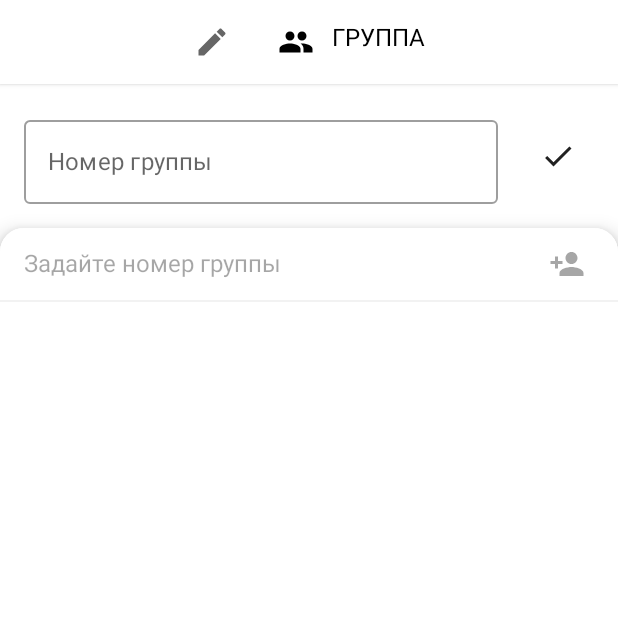
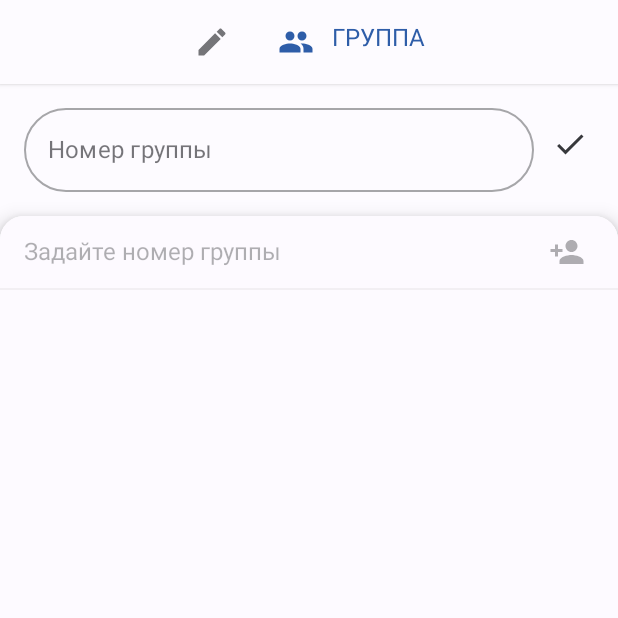
Before and after one commit to joyzem/Elder, an Android app built with Jetpack Compose: the screen it shows after launch (MainActivity), tab 2 chosen, on a phone screen of 412 x 824 dp, the top half of it. Run offline under Robolectric (Android 15) with nearby library versions, the phone set to English and light mode, and no system bars; our stand-ins replace Room's generated code, accompanist.

Commit message:
Theming is done

```diff
--- a/app/build.gradle
+++ b/app/build.gradle
@@ -80,6 +80,7 @@ dependencies {
     implementation "androidx.navigation:navigation-compose:2.4.1"
     implementation "androidx.compose.material:material-icons-core:$compose_version"
     implementation "androidx.compose.material:material-icons-extended:$compose_version"
+    implementation "com.google.accompanist:accompanist-systemuicontroller:0.23.1"
 
     // Kotlin components
     api "org.jetbrains.kotlinx:kotlinx-coroutines-core:$rootProject.coroutines"
--- a/app/src/main/java/com/example/elder/MainActivity.kt
+++ b/app/src/main/java/com/example/elder/MainActivity.kt
@@ -5,10 +5,12 @@ import android.os.Bundle
 import androidx.activity.ComponentActivity
 import androidx.activity.compose.setContent
 import androidx.activity.viewModels
+import androidx.compose.foundation.isSystemInDarkTheme
 import androidx.compose.foundation.layout.*
 import androidx.compose.material.*
 import androidx.compose.runtime.*
 import androidx.compose.ui.Modifier
+import androidx.compose.ui.graphics.Color
 import androidx.compose.ui.unit.dp
 import com.example.elder.base.ElderTabRow
 import com.example.elder.domain.ElderScreen
@@ -21,7 +23,10 @@ import com.example.elder.ui.screens.report.ReportBackLayer
 import com.example.elder.ui.screens.report.ReportFrontLayer
 import com.example.elder.ui.screens.report.ReportViewModel
 import com.example.elder.ui.screens.report.ReportViewModelFactory
+import com.example.elder.ui.theme.DarkThemeColors
 import com.example.elder.ui.theme.ElderTheme
+import com.example.elder.ui.theme.LightThemeColors
+import com.google.accompanist.systemuicontroller.rememberSystemUiController
 
 class MainActivity : ComponentActivity() {
 
@@ -76,6 +81,15 @@ fun ElderApp(
     ElderTheme {
         var currentScreen by remember { mutableStateOf(ElderScreen.Report) }
         val backdropScaffoldState = rememberBackdropScaffoldState(initialValue = BackdropValue.Revealed)
+        val systemUiController = rememberSystemUiController()
+        val isDarkTheme = isSystemInDarkTheme()
+
+        SideEffect {
+            systemUiController.setStatusBarColor(
+                color = if (!isDarkTheme) LightThemeColors.background else DarkThemeColors.surface,
+                darkIcons = !isDarkTheme
+            )
+        }
         BackdropScaffold(
             scaffoldState = backdropScaffoldState,
             appBar = {
@@ -91,7 +105,7 @@ fun ElderApp(
                 when (currentScreen) {
                     ElderScreen.Report -> {
                         ReportBackLayer(
-                            modifier = Modifier.padding(16.dp),
+                            modifier = Modifier.padding(horizontal = 16.dp, vertical = 16.dp),
                             reportViewModel = reportViewModel,
                             selectMode = reportViewModel.selectMode,
                             onSelectModeChanged = reportViewModel::onSelectModeChanged
@@ -100,11 +114,10 @@ fun ElderApp(
                     ElderScreen.Manage -> {
                         ManageBackLayer(
                             manageViewModel = manageViewModel,
-                            modifier = Modifier.padding(16.dp)
+                            modifier = Modifier.padding(start = 16.dp, end = 8.dp, top = 8.dp, bottom = 16.dp)
                         )
                     }
                 }
-
             },
             frontLayerContent = {
                 when (currentScreen) {
--- a/app/src/main/java/com/example/elder/ui/components/TabRow.kt
+++ b/app/src/main/java/com/example/elder/ui/components/TabRow.kt
@@ -28,11 +28,17 @@ fun ElderTabRow(
     onTabSelected: (ElderScreen) -> Unit,
     currentScreen: ElderScreen
 ) {
-    TopAppBar(elevation = 2.dp) {
+    TopAppBar(
+        elevation = 2.dp,
+        backgroundColor = MaterialTheme.colors.surface,
+        contentColor = MaterialTheme.colors.onSurface
+    ) {
         Row(
             Modifier
                 .selectableGroup()
-                .fillMaxWidth(), Arrangement.Center) {
+                .fillMaxWidth(),
+            Arrangement.Center
+        ) {
             allScreens.forEach { screen ->
                 ElderTab(
                     text = screen.title,
@@ -59,7 +65,7 @@ fun ElderTab(text: String, icon: ImageVector, onSelected: () -> Unit, selected:
         )
     }
     val tabTintColor by animateColorAsState(
-        targetValue = if (selected) color else color.copy(alpha = InactiveTabOpacity),
+        targetValue = if (selected) MaterialTheme.colors.primary else color.copy(alpha = InactiveTabOpacity),
         animationSpec = animSpec
     )
     Row(
--- a/app/src/main/java/com/example/elder/ui/screens/manage/ManageScreen.kt
+++ b/app/src/main/java/com/example/elder/ui/screens/manage/ManageScreen.kt
@@ -5,6 +5,7 @@ import android.widget.Toast
 import androidx.compose.foundation.layout.*
 import androidx.compose.foundation.lazy.LazyColumn
 import androidx.compose.foundation.lazy.items
+import androidx.compose.foundation.shape.CircleShape
 import androidx.compose.material.*
 import androidx.compose.runtime.*
 import androidx.compose.ui.Alignment
@@ -57,6 +58,7 @@ fun ManageBackLayer(modifier: Modifier = Modifier, manageViewModel: ManageViewMo
         val context = LocalContext.current
         var isInputIncorrect by remember { mutableStateOf(false) }
         OutlinedTextField(
+            shape = CircleShape,
             value = groupName,
             onValueChange = {
                 groupName = it
@@ -64,10 +66,8 @@ fun ManageBackLayer(modifier: Modifier = Modifier, manageViewModel: ManageViewMo
             },
             label = { Text(text = "Номер группы") },
             modifier = Modifier.weight(1f),
-            isError = isInputIncorrect,
-            colors = getOutlinedTextFieldColors()
+            isError = isInputIncorrect
         )
-        Spacer(modifier = Modifier.width(16.dp))
         IconButton(
             onClick = {
                 if (groupName.isEmpty()) {
@@ -124,13 +124,14 @@ fun AddStudentDialog(
             Surface(
                 modifier = Modifier.padding(16.dp),
                 color = MaterialTheme.colors.surface,
-                shape = MaterialTheme.shapes.small
+                shape = MaterialTheme.shapes.medium
             ) {
                 Column(
                     modifier = Modifier.padding(16.dp),
                     horizontalAlignment = Alignment.CenterHorizontally
                 ) {
                     OutlinedTextField(
+                        shape = CircleShape,
                         value = studentName,
                         onValueChange = {
                             studentName = it
@@ -138,7 +139,6 @@ fun AddStudentDialog(
                         },
                         label = { Text("Фамилия студента") },
                         isError = isError,
-                        colors = getOutlinedTextFieldColors(),
                         modifier = Modifier.fillMaxWidth()
                     )
                     Spacer(modifier = Modifier.height(8.dp))
@@ -151,7 +151,8 @@ fun AddStudentDialog(
                                 makeToast(context, "$studentName добавлен(а)")
                                 studentName = ""
                             }
-                        }
+                        },
+                        shape = CircleShape
                     ) {
                         Text(text = "Добавить")
                     }
@@ -189,11 +190,3 @@ fun ManageableStudentRow(
         }
     }
 }
-
-@Composable
-private fun getOutlinedTextFieldColors() = TextFieldDefaults.outlinedTextFieldColors(
-    textColor = MaterialTheme.colors.onSurface,
-    cursorColor = MaterialTheme.colors.onSurface,
-    focusedBorderColor = MaterialTheme.colors.onSurface.copy(alpha = ContentAlpha.disabled),
-    focusedLabelColor = MaterialTheme.colors.onSurface.copy(ContentAlpha.medium)
-)
--- a/app/src/main/java/com/example/elder/ui/screens/report/ReportScreen.kt
+++ b/app/src/main/java/com/example/elder/ui/screens/report/ReportScreen.kt
@@ -1,19 +1,17 @@
 package com.example.elder.ui.screens.report
 
 import android.app.DatePickerDialog
-import androidx.compose.foundation.border
 import androidx.compose.foundation.clickable
 import androidx.compose.foundation.layout.*
 import androidx.compose.foundation.lazy.LazyColumn
 import androidx.compose.foundation.lazy.items
-import androidx.compose.foundation.selection.selectable
 import androidx.compose.foundation.selection.selectableGroup
 import androidx.compose.foundation.selection.toggleable
+import androidx.compose.foundation.shape.CircleShape
 import androidx.compose.foundation.shape.RoundedCornerShape
 import androidx.compose.material.*
 import androidx.compose.runtime.*
 import androidx.compose.ui.Modifier
-import androidx.compose.ui.graphics.Color
 import androidx.compose.ui.platform.LocalContext
 import androidx.compose.ui.res.painterResource
 import androidx.compose.ui.semantics.Role
@@ -71,18 +69,24 @@ fun ReportBackLayer(
         Column {
             var showDialog by remember { mutableStateOf(false) }
             PickDateLabel(
+                modifier = Modifier.padding(2.dp),
                 onDateChange = reportViewModel::onDateChanged,
                 date = reportViewModel.date
             )
             Spacer(Modifier.height(16.dp))
             PickLessonLabel(
+                modifier = Modifier.padding(2.dp),
                 showDialog = showDialog,
                 lesson = reportViewModel.lesson,
                 onShowDialogButton = { showDialog = !showDialog },
                 onLessonChange = reportViewModel::onLessonChanged
             )
-            Spacer(modifier = Modifier.height(16.dp))
-            SelectModeRadioGroup(selectMode = selectMode, onSelectModeChanged = onSelectModeChanged)
+            Spacer(modifier = Modifier.height(4.dp))
+            SelectModeRadioGroup(
+                modifier = Modifier.fillMaxWidth(),
+                selectMode = selectMode,
+                onSelectModeChanged = onSelectModeChanged
+            )
         }
     }
 }
@@ -118,7 +122,7 @@ private fun PickDateLabel(
     date: Calendar
 ) {
     val context = LocalContext.current
-    ClickableBox(
+    ClickableCard(
         modifier = modifier,
         onClick = {
             DatePickerDialog(
@@ -173,7 +177,7 @@ private fun PickLessonLabel(
             onLessonClicked = onLessonChange
         )
     }
-    ClickableBox(modifier = modifier, onClick = onShowDialogButton) {
+    ClickableCard(modifier = modifier, onClick = onShowDialogButton) {
         TextSpaceIconRow(
             modifier = Modifier.padding(16.dp),
             text = lesson.value,
@@ -183,24 +187,20 @@ private fun PickLessonLabel(
     }
 }
 
+@OptIn(ExperimentalMaterialApi::class)
 @Composable
-private fun ClickableBox(
+private fun ClickableCard(
     modifier: Modifier = Modifier,
     onClick: () -> Unit,
-    content: @Composable (BoxScope.() -> Unit)
+    content: @Composable (() -> Unit)
 ) {
-    Box(
+    Card(
+        shape = CircleShape,
+        onClick = { onClick() },
         modifier = modifier
             .fillMaxWidth()
-            .wrapContentSize(Alignment.TopStart)
-            .border(
-                0.5.dp,
-                Color.Black.copy(alpha = 0.5f),
-                shape = MaterialTheme.shapes.medium
-            )
-            .clickable {
-                onClick()
-            }
+            .wrapContentSize(Alignment.TopStart),
+        elevation = 4.dp
     ) {
         content()
     }
@@ -242,14 +242,13 @@ private fun SelectModeRadioGroup(
     selectMode: SelectMode,
     onSelectModeChanged: (SelectMode) -> Unit
 ) {
-    Row(modifier = modifier.selectableGroup()) {
+    Row(modifier = modifier.selectableGroup(), horizontalArrangement = Arrangement.SpaceEvenly) {
         TextRadioButton(
             currentSelectMode = selectMode,
             requiredSelectMode = SelectMode.AttendingStudents,
             onSelectModeChanged = onSelectModeChanged,
             text = "Присутствующие"
         )
-        Spacer(modifier = Modifier.weight(1f))
         TextRadioButton(
             currentSelectMode = selectMode,
             requiredSelectMode = SelectMode.MissingStudents,
@@ -259,28 +258,29 @@ private fun SelectModeRadioGroup(
     }
 }
 
+@OptIn(ExperimentalMaterialApi::class)
 @Composable
 private fun TextRadioButton(
+    modifier: Modifier = Modifier,
     currentSelectMode: SelectMode,
     requiredSelectMode: SelectMode,
     onSelectModeChanged: (SelectMode) -> Unit,
     text: String
 ) {
-    Row(
-        Modifier
-            .selectable(
+    Card(
+        modifier = modifier,
+        shape = CircleShape,
+        elevation = 0.dp,
+        onClick = { onSelectModeChanged(requiredSelectMode) }
+    ) {
+        Row(Modifier.padding(8.dp)) {
+            RadioButton(
                 selected = currentSelectMode == requiredSelectMode,
-                onClick = { onSelectModeChanged(requiredSelectMode) },
-                role = Role.RadioButton
+                onClick = null
             )
-            .padding(vertical = 8.dp)
-    ) {
-        RadioButton(
-            selected = currentSelectMode == requiredSelectMode,
-            onClick = null
-        )
-        Spacer(Modifier.width(4.dp))
-        Text(text = text, modifier = Modifier.align(Alignment.CenterVertically))
+            Spacer(Modifier.width(4.dp))
+            Text(text = text, modifier = Modifier.align(Alignment.CenterVertically))
+        }
     }
 }
 
--- a/app/src/main/java/com/example/elder/ui/theme/Color.kt
+++ b/app/src/main/java/com/example/elder/ui/theme/Color.kt
@@ -1 +1,25 @@
 package com.example.elder.ui.theme
+
+import androidx.compose.ui.graphics.Color
+
+val md_theme_light_primary = Color(0xFF2e5da8)
+val md_theme_light_onPrimary = Color(0xFFffffff)
+val md_theme_light_secondary = Color(0xFF565e71)
+val md_theme_light_onSecondary = Color(0xFFffffff)
+val md_theme_light_error = Color(0xFFba1b1b)
+val md_theme_light_onError = Color(0xFFffffff)
+val md_theme_light_background = Color(0xFFfdfbff)
+val md_theme_light_onBackground = Color(0xFF1a1b1f)
+val md_theme_light_surface = Color(0xFFfdfbff)
+val md_theme_light_onSurface = Color(0xFF1a1b1f)
+
+val md_theme_dark_primary = Color(0xFFaac7ff)
+val md_theme_dark_onPrimary = Color(0xFF002e69)
+val md_theme_dark_secondary = Color(0xFFbec6dc)
+val md_theme_dark_onSecondary = Color(0xFF283041)
+val md_theme_dark_error = Color(0xFFffb4a9)
+val md_theme_dark_onError = Color(0xFF680003)
+val md_theme_dark_background = Color(0xFF1a1b1f)
+val md_theme_dark_onBackground = Color(0xFFe4e2e6)
+val md_theme_dark_surface = Color(0xFF1a1b1f)
+val md_theme_dark_onSurface = Color(0xFFe4e2e6)
--- a/app/src/main/java/com/example/elder/ui/theme/Shape.kt
+++ b/app/src/main/java/com/example/elder/ui/theme/Shape.kt
@@ -6,6 +6,6 @@ import androidx.compose.ui.unit.dp
 
 val Shapes = Shapes(
     small = RoundedCornerShape(4.dp),
-    medium = RoundedCornerShape(4.dp),
-    large = RoundedCornerShape(0.dp)
+    medium = RoundedCornerShape(8.dp),
+    large = RoundedCornerShape(16.dp)
 )
--- a/app/src/main/java/com/example/elder/ui/theme/Theme.kt
+++ b/app/src/main/java/com/example/elder/ui/theme/Theme.kt
@@ -3,33 +3,40 @@ package com.example.elder.ui.theme
 import androidx.compose.foundation.isSystemInDarkTheme
 import androidx.compose.material.*
 import androidx.compose.runtime.Composable
-import androidx.compose.ui.graphics.Color
 
-private val DarkColorPalette = darkColors(
-    primary = Color.Black,
-    primaryVariant = Color.White,
-    secondary = Color.White,
-    onPrimary = Color.White
+val LightThemeColors = lightColors(
+    primary = md_theme_light_primary,
+    onPrimary = md_theme_light_onPrimary,
+    secondary = md_theme_light_secondary,
+    onSecondary = md_theme_light_onSecondary,
+    error = md_theme_light_error,
+    onError = md_theme_light_onError,
+    background = md_theme_light_background,
+    onBackground = md_theme_light_onBackground,
+    surface = md_theme_light_surface,
+    onSurface = md_theme_light_onSurface
 )
-
-private val LightColorPalette = lightColors(
-    primary = Color.White,
-    primaryVariant = Color.White,
-    secondary = Color.Black,
-    background = Color.White,
-    surface = Color.White,
-    onPrimary = Color.Black,
-    onSecondary = Color.Black,
-    onBackground = Color.Black,
-    onSurface = Color.Black
+val DarkThemeColors = darkColors(
+    primary = md_theme_dark_primary,
+    onPrimary = md_theme_dark_onPrimary,
+    secondary = md_theme_dark_secondary,
+    onSecondary = md_theme_dark_onSecondary,
+    error = md_theme_dark_error,
+    onError = md_theme_dark_onError,
+    background = md_theme_dark_background,
+    onBackground = md_theme_dark_onBackground,
+    surface = md_theme_dark_surface,
+    onSurface = md_theme_dark_onSurface
 )
-
 @Composable
-fun ElderTheme(darkTheme: Boolean = isSystemInDarkTheme(), content: @Composable () -> Unit) {
-    val colors = if (darkTheme) {
-        DarkColorPalette
+fun ElderTheme(
+    useDarkTheme: Boolean = isSystemInDarkTheme(),
+    content: @Composable() () -> Unit
+) {
+    val colors = if (!useDarkTheme) {
+        LightThemeColors
     } else {
-        LightColorPalette
+        DarkThemeColors
     }
 
     MaterialTheme(
--- a/app/src/main/res/values-night/themes.xml
+++ b/app/src/main/res/values-night/themes.xml
@@ -1,14 +1,14 @@
 <?xml version="1.0" encoding="utf-8"?>
 <resources>
 
-    <style name="Theme.Elder" parent="Theme.MaterialComponents.Light.NoActionBar">
+    <style name="Theme.Elder" parent="Theme.MaterialComponents.DayNight.NoActionBar">
         <item name="android:statusBarColor">?attr/colorOnSurface</item>
-        <item name="colorPrimary">#212121</item>
+        <item name="colorPrimary">#FFaac7ff</item>
         <item name="colorPrimaryVariant">#000000</item>
         <item name="colorOnPrimary">#FFFFFF</item>
-        <item name="colorSecondary">#212121</item>
+        <item name="colorSecondary">#FFbec6dc</item>
         <item name="colorOnSecondary">#FFFFFF</item>
-        <item name="colorSurface">#A6A6A6</item>
+        <item name="colorSurface">#FF1a1b1f</item>
         <item name="colorOnSurface">#212121</item>
         <item name="colorOnBackground">#212121</item>
     </style>
--- a/app/src/main/res/values/themes.xml
+++ b/app/src/main/res/values/themes.xml
@@ -2,11 +2,11 @@
 <resources>
 
     <style name="Theme.Elder" parent="Theme.MaterialComponents.Light.NoActionBar">
-        <item name="android:statusBarColor">?attr/colorOnSurface</item>
-        <item name="colorPrimary">#212121</item>
-        <item name="colorPrimaryVariant">#000000</item>
+        <item name="android:statusBarColor">#fdfbff</item>
+        <item name="colorPrimary">#FF2e5da8</item>
+        <item name="colorPrimaryVariant">#FF2e5da8</item>
         <item name="colorOnPrimary">#FFFFFF</item>
-        <item name="colorSecondary">#212121</item>
+        <item name="colorSecondary">#FF283041</item>
         <item name="colorOnSecondary">#FFFFFF</item>
         <item name="colorSurface">#FFFFFF</item>
         <item name="colorOnSurface">#212121</item>
```
